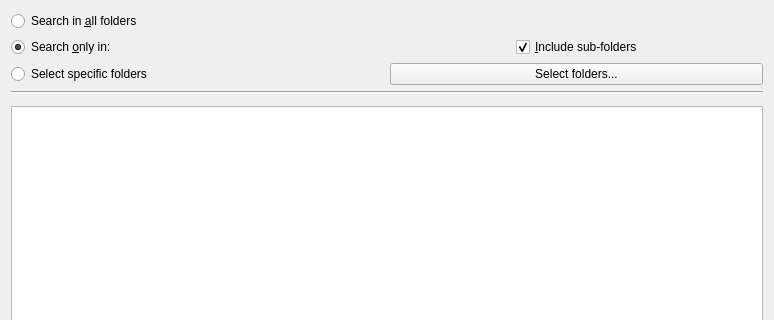
This is kmail/ui/searchwindow.ui in KDE/kdepim as Qt 5 draws it before an edit; both pictures show x 0 to 774 and y 0 to 320 of the 774 by 637 pixel window. The edited form follows.
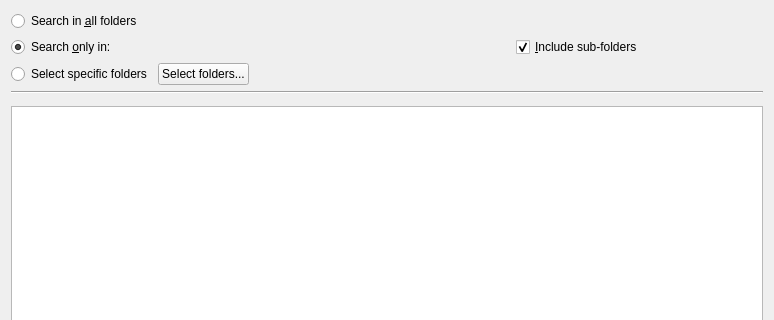
This is the edited form. Custom widgets are drawn as their Qt base class.

What changed in the file:
```diff
--- a/kmail/ui/searchwindow.ui
+++ b/kmail/ui/searchwindow.ui
@@ -61,6 +61,19 @@
        </property>
       </widget>
      </item>
+     <item>
+      <spacer name="horizontalSpacer">
+       <property name="orientation">
+        <enum>Qt::Horizontal</enum>
+       </property>
+       <property name="sizeHint" stdset="0">
+        <size>
+         <width>40</width>
+         <height>20</height>
+        </size>
+       </property>
+      </spacer>
+     </item>
     </layout>
    </item>
    <item row="3" column="0">
```
